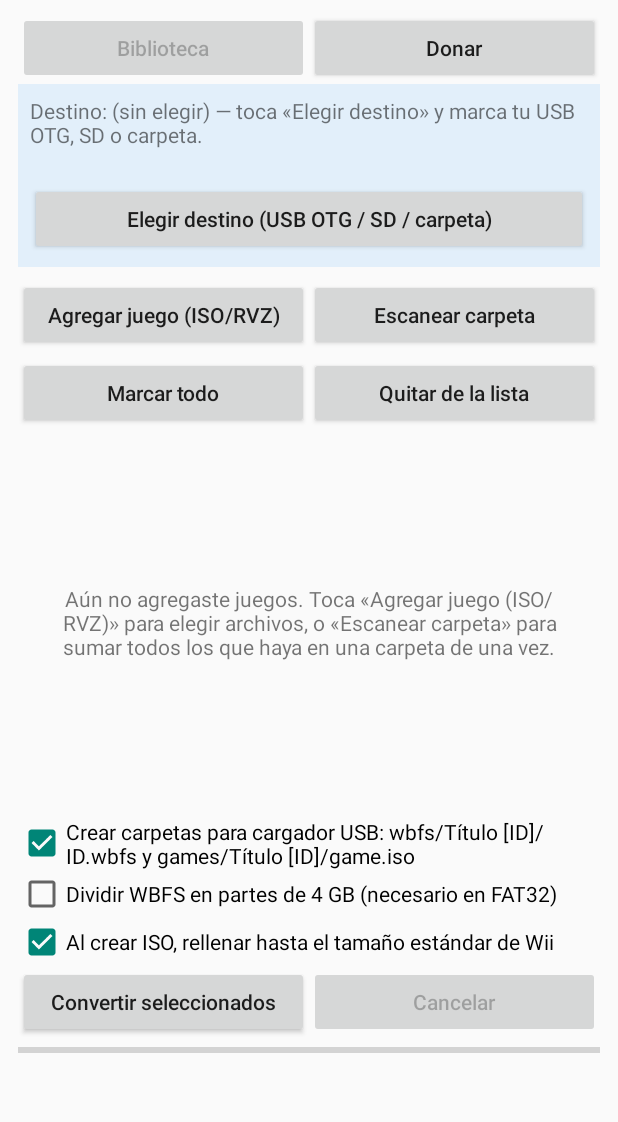
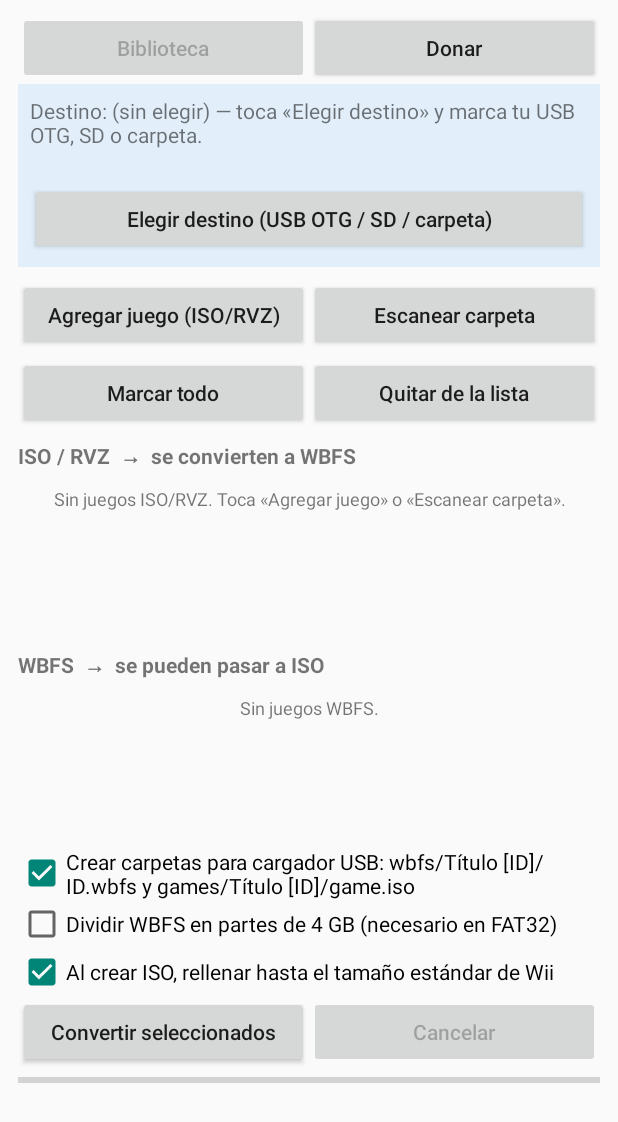
Before and after one commit to linkzelda3112-source/wii-backup-manager, an Android app: the screen it shows after launch (MainActivity), on a phone screen of 412 x 824 dp. Shown: the top 1122 px of the screen. Run offline under Robolectric (Android 15) with nearby library versions, the phone set to English and light mode, and no system bars; pictures from the network do not load.

Commit message:
feat: separar ISO/RVZ y WBFS en dos listas, como en la app de Windows
- La biblioteca ahora muestra dos secciones independientes, cada una
  con su propia cuadrícula: «ISO / RVZ → se convierten a WBFS» y
  «WBFS → se pueden pasar a ISO», en vez de una sola lista mezclada.
- El botón «Quitar de la lista» solo quita los juegos marcados de la
  pantalla (de cualquiera de las dos secciones); nunca borra el
  archivo original, para poder ir agregando juegos sin que la lista
  se sature.
- «Marcar todo» y la conversión funcionan sobre ambas secciones a la
  vez.

Co-Authored-By: Claude Sonnet 5 <noreply@anthropic.com>
Claude-Session: https://claude.ai/code/session_01HcdaocPYCLFh2p7Q313Zhh

```diff
--- a/app/src/main/java/com/wbm/app/MainActivity.java
+++ b/app/src/main/java/com/wbm/app/MainActivity.java
@@ -10,6 +10,7 @@ import android.content.SharedPreferences;
 import android.content.UriPermission;
 import android.content.pm.PackageManager;
 import android.graphics.Color;
+import android.graphics.Typeface;
 import android.net.Uri;
 import android.os.Build;
 import android.os.Bundle;
@@ -34,7 +35,7 @@ import java.util.LinkedHashSet;
 import java.util.List;
 import java.util.Set;
 
-/** Pantalla principal: destino, biblioteca de juegos con carátulas, opciones, conversión y pestaña de donar. */
+/** Pantalla principal: destino, biblioteca de juegos (ISO/RVZ y WBFS por separado), conversión y pestaña de donar. */
 public class MainActivity extends Activity {
     private static final int REQ_DEST = 1;
     private static final int REQ_NOTIF = 2;
@@ -44,12 +45,38 @@ public class MainActivity extends Activity {
     private static final String KEY_TREE = "tree"; // guarda el destino elegido (USB/SD/carpeta)
     private static final String BBVA_ACCOUNT = "012 180 01538385555 8";
 
+    /** Una de las dos listas de juegos (ISO/RVZ por un lado, WBFS por otro), como en la app de Windows. */
+    private final class Section {
+        final List<Game> list = new ArrayList<>();
+        final Set<Integer> selected = new HashSet<>();
+        GameAdapter adapter;
+        GridView grid;
+        TextView empty;
+        String emptyMsg;
+
+        void rebuild() {
+            int cardWidth = grid.getWidth() > 0 ? grid.getWidth() / 3 : dp(100);
+            adapter = new GameAdapter(MainActivity.this, list, selected, cardWidth, MainActivity.this::updateConvertLabel,
+                    pos -> showInfo(list.get(pos)));
+            grid.setAdapter(adapter);
+            empty.setText(list.isEmpty() ? emptyMsg : "");
+            empty.setVisibility(list.isEmpty() ? View.VISIBLE : View.GONE);
+        }
+
+        void removeSelected() {
+            List<Integer> idx = new ArrayList<>(selected);
+            idx.sort((a, b) -> b - a);
+            for (int pos : idx) list.remove(pos);
+            selected.clear();
+        }
+    }
+
     private SharedPreferences prefs;
     /** Carpeta, USB (OTG) o SD donde se guardan los juegos convertidos. Se mantiene elegida entre sesiones. */
     private Uri destination;
-    private final List<Game> games = new ArrayList<>();
-    private final Set<Integer> selected = new HashSet<>();
-    private GameAdapter adapter;
+
+    private final Section isoSection = new Section();
+    private final Section wbfsSection = new Section();
 
     private LinearLayout libraryContainer;
     private LinearLayout donateContainer;
@@ -58,14 +85,11 @@ public class MainActivity extends Activity {
 
     private TextView destinationText;
     private TextView storageStatusText;
-    private TextView emptyText;
-    private GridView gridView;
     private CheckBox optLayout;
     private CheckBox optSplit;
     private CheckBox optPad;
     private Button convertBtn;
     private Button cancelBtn;
-    private Button removeBtn;
     private TextView progressText;
     private ProgressBar progressBar;
     private TextView logText;
@@ -73,7 +97,6 @@ public class MainActivity extends Activity {
     private StorageCheck.Info storageInfo;
 
     private final Handler handler = new Handler(Looper.getMainLooper());
-    private boolean wasRunning;
     private final Runnable poller = new Runnable() {
         @Override
         public void run() {
@@ -95,7 +118,8 @@ public class MainActivity extends Activity {
                 onDestinationChosen();
             }
         }
-        rebuildAdapter();
+        isoSection.rebuild();
+        wbfsSection.rebuild();
         updateDestinationText();
     }
 
@@ -163,6 +187,40 @@ public class MainActivity extends Activity {
         tabDonateBtn.setEnabled(library);
     }
 
+    private TextView sectionTitle(String text) {
+        TextView t = new TextView(this);
+        t.setText(text);
+        t.setTextSize(14);
+        t.setTypeface(null, Typeface.BOLD);
+        t.setPadding(0, dp(8), 0, dp(2));
+        return t;
+    }
+
+    /** Construye el bloque de una sección (ISO/RVZ o WBFS): título, cuadrícula propia y mensaje vacío. */
+    private LinearLayout buildSectionBlock(Section s, String title, String emptyMsg) {
+        s.emptyMsg = emptyMsg;
+        LinearLayout block = new LinearLayout(this);
+        block.setOrientation(LinearLayout.VERTICAL);
+        block.addView(sectionTitle(title));
+
+        FrameLayout listWrap = new FrameLayout(this);
+        s.grid = new GridView(this);
+        s.grid.setNumColumns(3);
+        s.grid.setVerticalSpacing(dp(4));
+        s.grid.setHorizontalSpacing(dp(4));
+        s.empty = new TextView(this);
+        s.empty.setGravity(Gravity.CENTER);
+        s.empty.setTextSize(12);
+        s.empty.setPadding(dp(12), dp(8), dp(12), dp(8));
+        listWrap.addView(s.grid, new ViewGroup.LayoutParams(
+                ViewGroup.LayoutParams.MATCH_PARENT, ViewGroup.LayoutParams.MATCH_PARENT));
+        listWrap.addView(s.empty, new ViewGroup.LayoutParams(
+                ViewGroup.LayoutParams.MATCH_PARENT, ViewGroup.LayoutParams.WRAP_CONTENT));
+        block.addView(listWrap, new LinearLayout.LayoutParams(
+                ViewGroup.LayoutParams.MATCH_PARENT, 0, 1f));
+        return block;
+    }
+
     private LinearLayout buildLibraryTab() {
         LinearLayout col = new LinearLayout(this);
         col.setOrientation(LinearLayout.VERTICAL);
@@ -197,24 +255,14 @@ public class MainActivity extends Activity {
         LinearLayout row = new LinearLayout(this);
         row.setOrientation(LinearLayout.HORIZONTAL);
         row.addView(button("Marcar todo", v -> selectAll()), weight());
-        removeBtn = button("Quitar de la lista", v -> removeSelected());
-        row.addView(removeBtn, weight());
+        row.addView(button("Quitar de la lista", v -> removeSelected()), weight());
         col.addView(row);
 
-        FrameLayout listWrap = new FrameLayout(this);
-        gridView = new GridView(this);
-        gridView.setNumColumns(3);
-        gridView.setVerticalSpacing(dp(4));
-        gridView.setHorizontalSpacing(dp(4));
-        emptyText = new TextView(this);
-        emptyText.setGravity(Gravity.CENTER);
-        emptyText.setPadding(dp(16), dp(16), dp(16), dp(16));
-        listWrap.addView(gridView, new ViewGroup.LayoutParams(
-                ViewGroup.LayoutParams.MATCH_PARENT, ViewGroup.LayoutParams.MATCH_PARENT));
-        listWrap.addView(emptyText, new ViewGroup.LayoutParams(
-                ViewGroup.LayoutParams.MATCH_PARENT, ViewGroup.LayoutParams.MATCH_PARENT));
-        col.addView(listWrap, new LinearLayout.LayoutParams(
-                ViewGroup.LayoutParams.MATCH_PARENT, 0, 1f));
+        // Dos secciones separadas, como en la app de Windows: ISO/RVZ (origen) y WBFS (ya convertidos).
+        col.addView(buildSectionBlock(isoSection, "ISO / RVZ  →  se convierten a WBFS",
+                "Sin juegos ISO/RVZ. Toca «Agregar juego» o «Escanear carpeta»."), weightTall());
+        col.addView(buildSectionBlock(wbfsSection, "WBFS  →  se pueden pasar a ISO",
+                "Sin juegos WBFS."), weightTall());
 
         optLayout = new CheckBox(this);
         optLayout.setText("Crear carpetas para cargador USB: wbfs/Título [ID]/ID.wbfs y games/Título [ID]/game.iso");
@@ -250,7 +298,7 @@ public class MainActivity extends Activity {
         logText.setTextSize(12);
         logScroll.addView(logText);
         col.addView(logScroll, new LinearLayout.LayoutParams(
-                ViewGroup.LayoutParams.MATCH_PARENT, dp(90)));
+                ViewGroup.LayoutParams.MATCH_PARENT, dp(70)));
 
         return col;
     }
@@ -291,6 +339,10 @@ public class MainActivity extends Activity {
         return new LinearLayout.LayoutParams(0, ViewGroup.LayoutParams.WRAP_CONTENT, 1f);
     }
 
+    private LinearLayout.LayoutParams weightTall() {
+        return new LinearLayout.LayoutParams(ViewGroup.LayoutParams.MATCH_PARENT, 0, 1f);
+    }
+
     private void updateDestinationText() {
         if (destination == null) {
             destinationText.setText("Destino: (sin elegir) — toca «Elegir destino» y marca tu USB OTG, SD o carpeta.");
@@ -299,17 +351,6 @@ public class MainActivity extends Activity {
             String seg = destination.getLastPathSegment();
             destinationText.setText("✓ Destino: " + (seg == null ? destination.toString() : Uri.decode(seg)));
             storageStatusText.setText(storageInfo != null ? storageInfo.statusText() : "");
-        }
-        updateEmptyText();
-    }
-
-    private void updateEmptyText() {
-        if (games.isEmpty()) {
-            emptyText.setText("Aún no agregaste juegos. Toca «Agregar juego (ISO/RVZ)» para elegir archivos, o "
-                    + "«Escanear carpeta» para sumar todos los que haya en una carpeta de una vez.");
-            emptyText.setVisibility(View.VISIBLE);
-        } else {
-            emptyText.setVisibility(View.GONE);
         }
     }
 
@@ -357,7 +398,7 @@ public class MainActivity extends Activity {
         i.putExtra(Intent.EXTRA_MIME_TYPES, new String[]{"application/octet-stream"});
         i.putExtra(Intent.EXTRA_ALLOW_MULTIPLE, true);
         i.addFlags(Intent.FLAG_GRANT_READ_URI_PERMISSION | Intent.FLAG_GRANT_PERSISTABLE_URI_PERMISSION);
-        startActivityForResult(Intent.createChooser(i, "Elegir ISO o RVZ"), REQ_ADD_FILES);
+        startActivityForResult(Intent.createChooser(i, "Elegir ISO, RVZ o WBFS"), REQ_ADD_FILES);
     }
 
     private void handleAddedFiles(Intent data) {
@@ -412,61 +453,56 @@ public class MainActivity extends Activity {
         }, "wbm-scan").start();
     }
 
-    /** Agrega a la lista evitando duplicados (mismo archivo ya presente). */
+    /** Agrega cada juego a su sección (ISO/RVZ o WBFS) evitando duplicados (mismo archivo ya presente). */
     private void addGamesToList(List<Game> found) {
         if (found.isEmpty()) return;
         Set<Uri> already = new LinkedHashSet<>();
-        for (Game g : games) already.add(g.parts.get(0));
+        for (Game g : isoSection.list) already.add(g.parts.get(0));
+        for (Game g : wbfsSection.list) already.add(g.parts.get(0));
         int added = 0;
         for (Game g : found) {
-            if (already.add(g.parts.get(0))) {
-                games.add(g);
-                added++;
-            }
+            if (!already.add(g.parts.get(0))) continue;
+            (g.kind == Game.Kind.WBFS ? wbfsSection : isoSection).list.add(g);
+            added++;
         }
-        rebuildAdapter();
-        updateDestinationText();
+        isoSection.rebuild();
+        wbfsSection.rebuild();
         if (added > 0) {
             Toast.makeText(this, added + " juego(s) agregado(s).", Toast.LENGTH_SHORT).show();
         }
     }
 
+    /** Quita de la lista los juegos marcados (no borra los archivos originales). */
     private void removeSelected() {
-        if (selected.isEmpty()) {
+        if (isoSection.selected.isEmpty() && wbfsSection.selected.isEmpty()) {
             Toast.makeText(this, "Marca al menos un juego para quitarlo de la lista.", Toast.LENGTH_SHORT).show();
             return;
         }
-        List<Integer> idx = new ArrayList<>(selected);
-        idx.sort((a, b) -> b - a);
-        for (int pos : idx) games.remove(pos);
-        selected.clear();
-        rebuildAdapter();
-        updateDestinationText();
-        updateConvertLabel();
-    }
-
-    private void rebuildAdapter() {
-        int cardWidth = gridView.getWidth() > 0 ? gridView.getWidth() / 3 : dp(100);
-        adapter = new GameAdapter(this, games, selected, cardWidth, this::updateConvertLabel,
-                pos -> showInfo(games.get(pos)));
-        gridView.setAdapter(adapter);
+        isoSection.removeSelected();
+        wbfsSection.removeSelected();
+        isoSection.rebuild();
+        wbfsSection.rebuild();
         updateConvertLabel();
     }
 
     private void selectAll() {
-        if (games.isEmpty()) return;
-        boolean all = selected.size() == games.size();
-        selected.clear();
+        boolean all = isoSection.selected.size() == isoSection.list.size()
+                && wbfsSection.selected.size() == wbfsSection.list.size()
+                && (!isoSection.list.isEmpty() || !wbfsSection.list.isEmpty());
+        isoSection.selected.clear();
+        wbfsSection.selected.clear();
         if (!all) {
-            for (int i = 0; i < games.size(); i++) selected.add(i);
+            for (int i = 0; i < isoSection.list.size(); i++) isoSection.selected.add(i);
+            for (int i = 0; i < wbfsSection.list.size(); i++) wbfsSection.selected.add(i);
         }
-        if (adapter != null) adapter.notifyDataSetChanged();
+        if (isoSection.adapter != null) isoSection.adapter.notifyDataSetChanged();
+        if (wbfsSection.adapter != null) wbfsSection.adapter.notifyDataSetChanged();
         updateConvertLabel();
     }
 
     private void updateConvertLabel() {
-        convertBtn.setText(selected.isEmpty() ? "Convertir seleccionados"
-                : "Convertir " + selected.size() + " juego(s)");
+        int n = isoSection.selected.size() + wbfsSection.selected.size();
+        convertBtn.setText(n == 0 ? "Convertir seleccionados" : "Convertir " + n + " juego(s)");
     }
 
     private void showInfo(Game g) {
@@ -493,18 +529,20 @@ public class MainActivity extends Activity {
             return;
         }
         final List<ConversionService.Job> jobs = new ArrayList<>();
-        int toWbfs = 0;
-        int toIso = 0;
-        for (int pos : selected) {
-            Game g = games.get(pos);
-            jobs.add(new ConversionService.Job(g, destination, optLayout.isChecked(), optSplit.isChecked(),
-                    optPad.isChecked()));
-            if (g.kind == Game.Kind.WBFS) toIso++; else toWbfs++;
+        for (int pos : isoSection.selected) {
+            jobs.add(new ConversionService.Job(isoSection.list.get(pos), destination, optLayout.isChecked(),
+                    optSplit.isChecked(), optPad.isChecked()));
+        }
+        for (int pos : wbfsSection.selected) {
+            jobs.add(new ConversionService.Job(wbfsSection.list.get(pos), destination, optLayout.isChecked(),
+                    optSplit.isChecked(), optPad.isChecked()));
         }
         if (jobs.isEmpty()) {
             Toast.makeText(this, "Marca al menos un juego (toca su carátula).", Toast.LENGTH_SHORT).show();
             return;
         }
+        int toWbfs = isoSection.selected.size();
+        int toIso = wbfsSection.selected.size();
         String msg = (toWbfs > 0 ? toWbfs + " → WBFS (ISO/RVZ)\n" : "") + (toIso > 0 ? toIso + " WBFS → ISO\n" : "")
                 + "\nSe guardan en el destino elegido. Los archivos originales no se borran. "
                 + "La conversión sigue en segundo plano.";
@@ -520,8 +558,10 @@ public class MainActivity extends Activity {
         }
         ConversionService.enqueue(jobs);
         startForegroundService(new Intent(this, ConversionService.class));
-        selected.clear();
-        if (adapter != null) adapter.notifyDataSetChanged();
+        isoSection.selected.clear();
+        wbfsSection.selected.clear();
+        if (isoSection.adapter != null) isoSection.adapter.notifyDataSetChanged();
+        if (wbfsSection.adapter != null) wbfsSection.adapter.notifyDataSetChanged();
         updateConvertLabel();
         refreshProgress();
     }
@@ -547,6 +587,5 @@ public class MainActivity extends Activity {
         for (String r : ConversionService.results) sb.append(r).append('\n');
         String log = sb.toString();
         if (!log.contentEquals(logText.getText())) logText.setText(log);
-        wasRunning = running;
     }
 }
```
